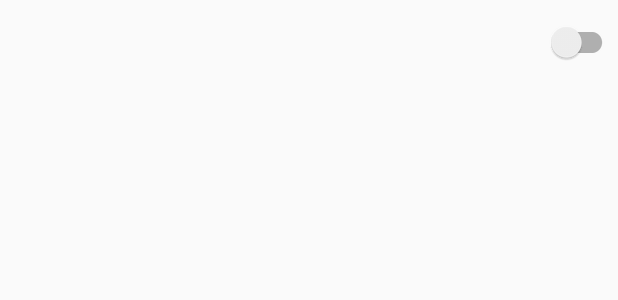
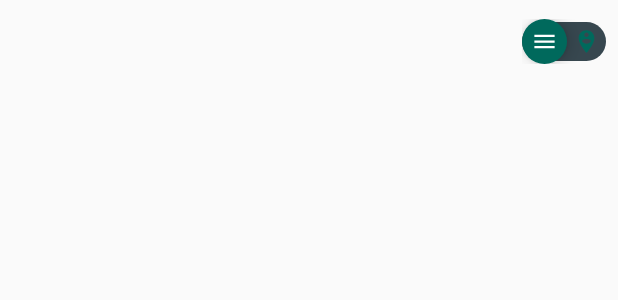
Before and after one commit to ReginFell/ColorfulToolbar, an Android app: the layout view_menu_ripple.xml on its own in the app's theme, with its tools: preview values and no code run, on a phone screen of 412 x 824 dp. Shown: the top 300 px of the screen. Run offline under Robolectric (Android 15) with nearby library versions, the phone set to English and light mode, and no system bars.

Commit message:
initial commit

```diff
--- a/app/build.gradle
+++ b/app/build.gradle
@@ -5,7 +5,7 @@ android {
     buildToolsVersion "25.0.2"
     defaultConfig {
         applicationId "com.applikeysolutions.colorfulltoolbar"
-        minSdkVersion 19
+        minSdkVersion 21
         targetSdkVersion 25
         versionCode 1
         versionName "1.0"
--- /dev/null
+++ b/app/src/main/java/com/applikeysolutions/colorfulltoolbar/ui/view/IconSwitch.java
@@ -0,0 +1,65 @@
+package com.applikeysolutions.colorfulltoolbar.ui.view;
+
+import android.annotation.TargetApi;
+import android.content.Context;
+import android.os.Build;
+import android.support.annotation.AttrRes;
+import android.support.annotation.NonNull;
+import android.support.annotation.Nullable;
+import android.support.annotation.StyleRes;
+import android.support.transition.TransitionManager;
+import android.util.AttributeSet;
+import android.view.Gravity;
+import android.view.View;
+import android.widget.FrameLayout;
+import android.widget.ImageView;
+
+import com.applikeysolutions.colorfulltoolbar.R;
+
+public class IconSwitch extends FrameLayout {
+
+    private boolean isChecked = false;
+
+    public IconSwitch(@NonNull Context context) {
+        super(context);
+    }
+
+    public IconSwitch(@NonNull Context context, @Nullable AttributeSet attrs) {
+        super(context, attrs);
+        init();
+    }
+
+    public IconSwitch(@NonNull Context context,
+            @Nullable AttributeSet attrs,
+            @AttrRes int defStyleAttr) {
+        super(context, attrs, defStyleAttr);
+        init();
+    }
+
+    @TargetApi(Build.VERSION_CODES.LOLLIPOP)
+    public IconSwitch(@NonNull Context context,
+            @Nullable AttributeSet attrs,
+            @AttrRes int defStyleAttr,
+            @StyleRes int defStyleRes) {
+        super(context, attrs, defStyleAttr, defStyleRes);
+        init();
+    }
+
+    private void init() {
+        inflate(getContext(), R.layout.view_icon_switch, this);
+        final ImageView indicator = (ImageView) findViewById(R.id.indicator);
+
+        indicator.setOnClickListener(new OnClickListener() {
+            @Override
+            public void onClick(View v) {
+                TransitionManager.beginDelayedTransition(IconSwitch.this);
+
+                final FrameLayout.LayoutParams params = (FrameLayout.LayoutParams) indicator.getLayoutParams();
+                params.gravity = (!isChecked ? Gravity.END : Gravity.START);
+                isChecked = !isChecked;
+                indicator.setLayoutParams(params);
+                indicator.setImageResource(!isChecked ? R.drawable.ic_pin : R.drawable.ic_menu);
+            }
+        });
+    }
+}
--- /dev/null
+++ b/app/src/main/res/drawable/ic_menu.xml
@@ -0,0 +1,13 @@
+<?xml version="1.0" encoding="utf-8"?>
+<vector xmlns:android="http://schemas.android.com/apk/res/android"
+    android:width="24dp"
+    android:height="24dp"
+    android:viewportHeight="24"
+    android:viewportWidth="24">
+
+    <path android:pathData="M0,0 L24,0 L24,24 L0,24 Z" />
+    <path
+        android:fillColor="#ffffff"
+        android:pathData="M3,18 L21,18 L21,16 L3,16 L3,18 Z M3,13 L21,13 L21,11 L3,11 L3,13 Z M3,6 L3,8
+L21,8 L21,6 L3,6 Z" />
+</vector>
--- /dev/null
+++ b/app/src/main/res/drawable/ic_pin.xml
@@ -0,0 +1,14 @@
+<?xml version="1.0" encoding="utf-8"?>
+<vector xmlns:android="http://schemas.android.com/apk/res/android"
+    android:width="24dp"
+    android:height="24dp"
+    android:viewportHeight="24"
+    android:viewportWidth="24">
+
+    <path
+        android:fillColor="#ffffff"
+        android:pathData="M12,2 C8.14,2,5,5.14,5,9 C5,14.25,12,22,12,22 S19,14.25,19,9
+C19,5.14,15.86,2,12,2 Z M12,4 C13.1,4,14,4.9,14,6 C14,7.11,13.1,8,12,8
+S10,7.11,10,6 C10,4.9,10.9,4,12,4 Z M12,14 C10.33,14,8.86,13.15,8,11.85
+C8.02,10.53,10.67,9.8,12,9.8 S15.98,10.53,16,11.85 C15.14,13.15,13.67,14,12,14 Z" />
+</vector>
--- /dev/null
+++ b/app/src/main/res/drawable/shape_circle.xml
@@ -0,0 +1,5 @@
+<shape xmlns:android="http://schemas.android.com/apk/res/android"
+    android:shape="oval">
+
+    <solid android:color="@color/colorAccent" />
+</shape>
--- /dev/null
+++ b/app/src/main/res/drawable/shape_oval.xml
@@ -0,0 +1,10 @@
+<?xml version="1.0" encoding="UTF-8"?>
+<shape xmlns:android="http://schemas.android.com/apk/res/android">
+    <solid android:color="#37474F" />
+
+    <corners
+        android:bottomLeftRadius="30dp"
+        android:bottomRightRadius="30dp"
+        android:topLeftRadius="30dp"
+        android:topRightRadius="30dp" />
+</shape>
--- /dev/null
+++ b/app/src/main/res/layout/view_icon_switch.xml
@@ -0,0 +1,45 @@
+<?xml version="1.0" encoding="utf-8"?>
+<merge xmlns:android="http://schemas.android.com/apk/res/android"
+    xmlns:tools="http://schemas.android.com/tools"
+    android:layout_width="wrap_content"
+    android:layout_height="wrap_content"
+    tools:background="@color/colorPrimary"
+    tools:parentTag="android.widget.FrameLayout">
+
+    <LinearLayout
+        android:layout_width="wrap_content"
+        android:layout_height="wrap_content"
+        android:layout_gravity="center"
+        android:background="@drawable/shape_oval"
+        android:orientation="horizontal">
+
+        <ImageView
+            android:id="@+id/left"
+            android:layout_width="26dp"
+            android:layout_height="26dp"
+            android:padding="4dp"
+            android:src="@drawable/ic_menu" />
+
+        <ImageView
+            android:id="@+id/right"
+            android:layout_width="26dp"
+            android:layout_height="26dp"
+            android:layout_marginStart="4dp"
+            android:padding="4dp"
+            android:src="@drawable/ic_pin"
+            android:tint="@color/colorAccent" />
+
+    </LinearLayout>
+
+    <ImageView
+        android:id="@+id/indicator"
+        android:layout_width="30dp"
+        android:layout_height="30dp"
+        android:layout_gravity="center_vertical"
+        android:background="@drawable/shape_circle"
+        android:elevation="6dp"
+        android:padding="6dp"
+        android:src="@drawable/ic_menu"
+        android:tint="@android:color/white" />
+
+</merge>
--- a/app/src/main/res/layout/view_menu_ripple.xml
+++ b/app/src/main/res/layout/view_menu_ripple.xml
@@ -7,15 +7,13 @@
         android:id="@+id/color"
         android:layout_width="match_parent"
         android:layout_height="match_parent"
-        android:alpha="0.6"
-        android:background="@color/colorAccent"
-        android:visibility="gone" />
+        android:alpha="0.0" />
 
-    <android.support.v7.widget.SwitchCompat
+    <com.applikeysolutions.colorfulltoolbar.ui.view.IconSwitch
         android:id="@+id/switcher"
         android:layout_width="wrap_content"
-        android:layout_height="?actionBarSize"
-        android:layout_gravity="end"
-        android:gravity="center" />
+        android:layout_height="wrap_content"
+        android:layout_gravity="end|center_vertical"
+        android:layout_marginEnd="8dp" />
 
 </FrameLayout>
--- /dev/null
+++ b/app/src/main/res/values/attrs.xml
@@ -0,0 +1,2 @@
+<?xml version="1.0" encoding="utf-8"?>
+<resources></resources>
--- a/app/src/main/res/values/colors.xml
+++ b/app/src/main/res/values/colors.xml
@@ -1,6 +1,6 @@
 <?xml version="1.0" encoding="utf-8"?>
 <resources>
-    <color name="colorPrimary">#3F51B5</color>
+    <color name="colorPrimary">#9E9D24</color>
     <color name="colorPrimaryDark">#303F9F</color>
-    <color name="colorAccent">#FF4081</color>
+    <color name="colorAccent">#00695C</color>
 </resources>
```
Also changed, not shown: app/src/main/java/com/applikeysolutions/colorfulltoolbar/ui/view/ColorfulToolbar.java (+23 -44 lines), app/src/main/java/com/applikeysolutions/colorfulltoolbar/ui/view/NoPauseAnimator.java (added, +168 -0 lines), app/src/main/java/com/applikeysolutions/colorfulltoolbar/ui/view/ReverseInterpolator.java (added, +11 -0 lines).
